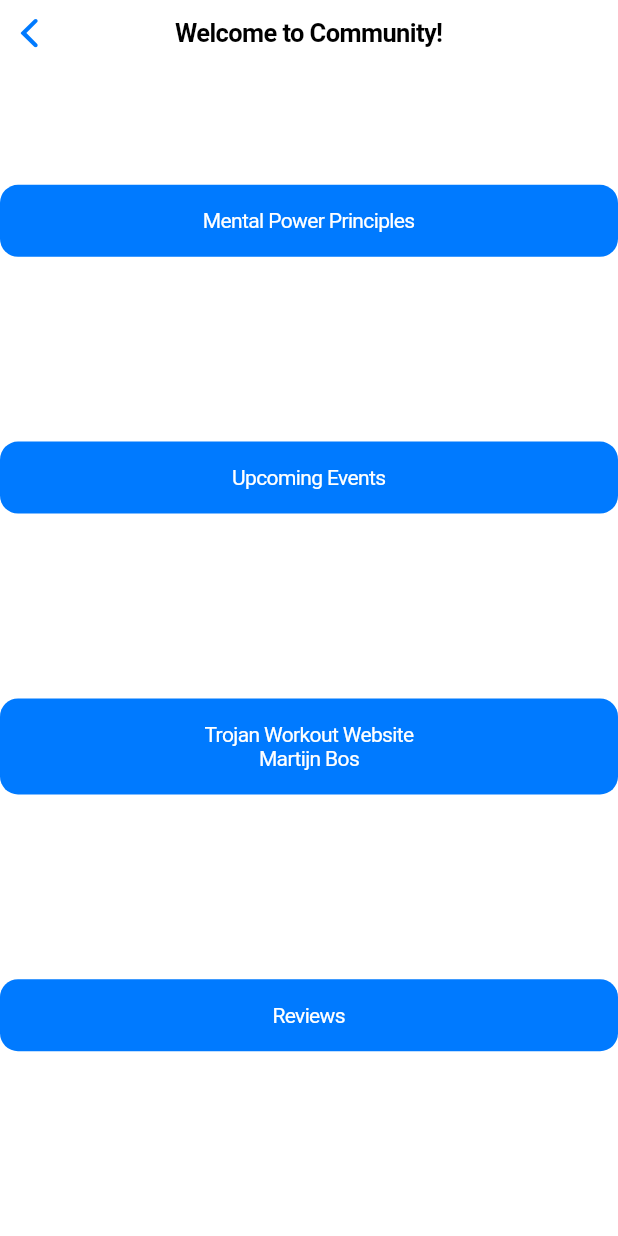
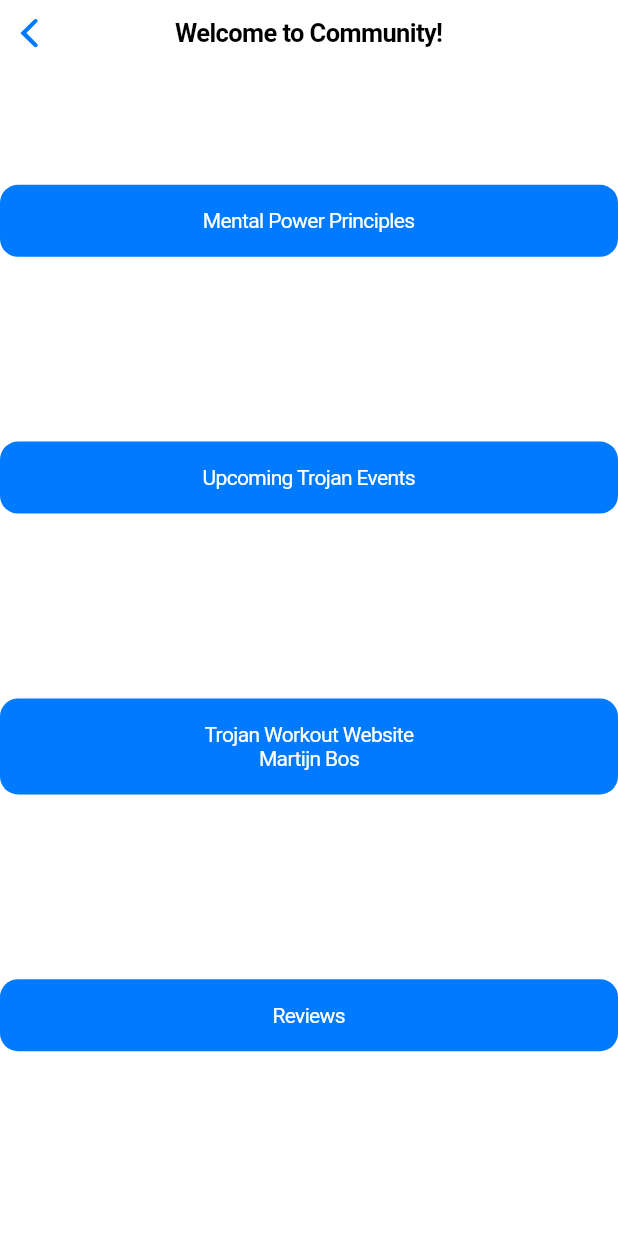
Before and after one commit to Toolenaar/TrojanWorkoutApp, a Flutter app: the CommunityHomePage screen opened directly, on a phone screen of 412 x 824 dp. Run offline on Flutter 3.47's test engine with Material 2 defaults, Android fonts, the phone set to English and light mode, and no system bars; our stand-ins replace dio, email_validator, firebase_analytics, firebase_auth, firebase_core, google_sign_in and 2 more; missing offline and left inert: apple_sign_in; accounts and stored records are empty.

Commit message:
added website links to community

```diff
--- a/workoutapp/lib/community.dart
+++ b/workoutapp/lib/community.dart
@@ -1,5 +1,6 @@
 import 'package:flutter/cupertino.dart';
 import 'package:flutter/material.dart';
+import 'package:url_launcher/url_launcher.dart';
 
 class Community extends StatelessWidget {
   @override
@@ -33,18 +34,19 @@ class CommunityHomePage extends StatelessWidget {
                       Navigator.of(context).pushNamed("principles")
                     }), // goes to new page displaying power principles
             CupertinoButton.filled(
-                child: Text("Upcoming Events",
-                    style: TextStyle(
-                        fontSize: 14.0, color: CupertinoColors.white)),
-                onPressed: () =>
-                    {}), // go to events on the external Trojan site
+              child: Text(
+                "Upcoming Trojan Events",
+                style: TextStyle(fontSize: 14.0, color: CupertinoColors.white),
+              ),
+              onPressed: launchURL,
+            ), // goes to events on the external Trojan site
             CupertinoButton.filled(
-                child: Text("Trojan Workout Website \nMartijn Bos",
-                    textAlign: TextAlign.center,
-                    style: TextStyle(
-                        fontSize: 14.0, color: CupertinoColors.white)),
-                onPressed: () =>
-                    {}), // go to homepage on the external Trojan site
+              child: Text("Trojan Workout Website \nMartijn Bos",
+                  textAlign: TextAlign.center,
+                  style:
+                      TextStyle(fontSize: 14.0, color: CupertinoColors.white)),
+              onPressed: _launchURL,
+            ), // goes to homepage on the external Trojan site
             CupertinoButton.filled(
                 child: Text("Reviews",
                     style: TextStyle(
@@ -54,6 +56,24 @@ class CommunityHomePage extends StatelessWidget {
                     }), // goes to new page with list of reviews
           ],
         ));
+  }
+}
+
+_launchURL() async {
+  const url = "https://trojanworkout.com/";
+  if (await canLaunch(url)) {
+    await launch(url);
+  } else {
+    throw 'Could not launch $url';
+  }
+}
+
+launchURL() async {
+  const url = "https://trojanworkout.com/all-events/";
+  if (await canLaunch(url)) {
+    await launch(url);
+  } else {
+    throw 'Could not launch $url';
   }
 }
 
@@ -79,10 +99,7 @@ class ReviewsPage extends StatelessWidget {
       navigationBar: CupertinoNavigationBar(
         middle: Text("Reviews"),
       ),
-      child: CupertinoButton(
-        child: const Text(""),
-        onPressed: () {},
-      ),
+      child: Text(""),
     );
   }
 }
--- a/workoutapp/pubspec.yaml
+++ b/workoutapp/pubspec.yaml
@@ -41,6 +41,8 @@ dependencies:
   email_validator: ^1.0.5
   apple_sign_in: ^0.1.0
   table_calendar: ^2.3.3
+  url_launcher: ^5.7.10
+
 
 dev_dependencies:
   flutter_test:
```
Also changed, not shown: workoutapp/pubspec.lock.
